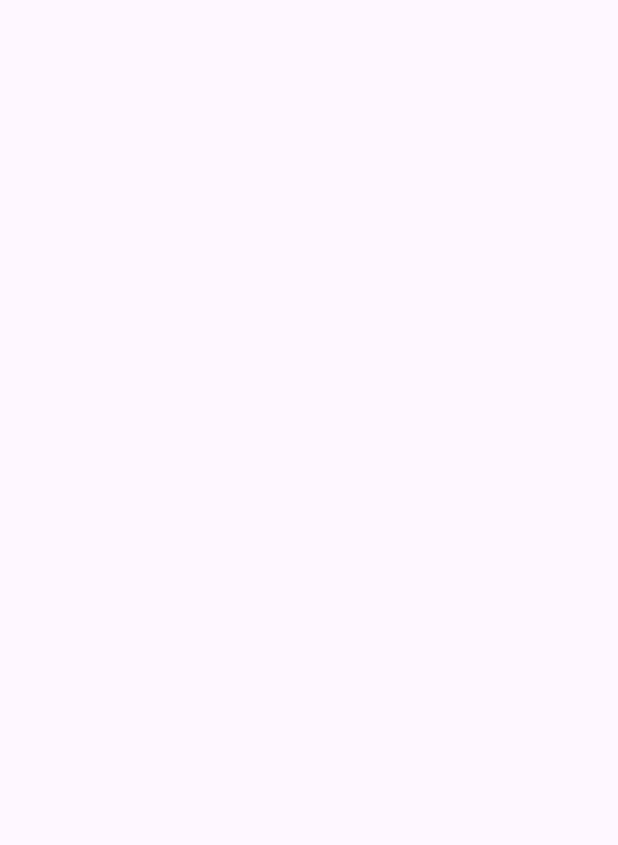
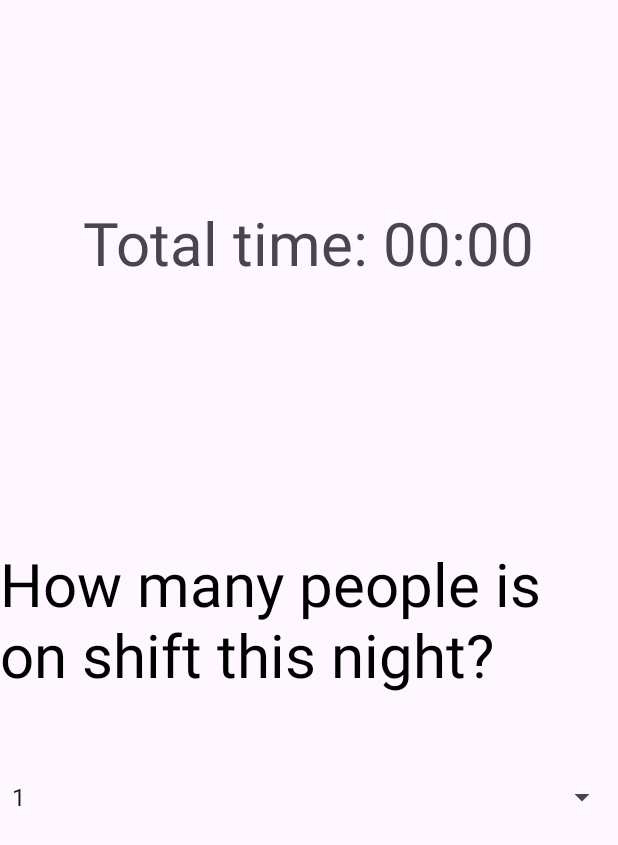
Before and after one commit to W3r7y/Night_Watch, an Android app: the ChoosePeopleActivity screen opened directly, with no data from a screen before it, on a phone screen of 412 x 824 dp. Before the commit the part shown is empty. Shown: the top 845 px of the screen. Run offline under Robolectric (Android 15) with nearby library versions, the phone set to English and light mode, and no system bars; 3 statements that could not run were skipped.

Commit message:
Adding second activity + logic progress

```diff
--- a/app/src/main/java/com/example/myapplication/ChoosePeopleActivity.java
+++ b/app/src/main/java/com/example/myapplication/ChoosePeopleActivity.java
@@ -4,7 +4,15 @@ import androidx.appcompat.app.AppCompatActivity;
 
 import android.content.Intent;
 import android.os.Bundle;
+import android.view.View;
+import android.widget.AdapterView;
+import android.widget.ArrayAdapter;
+import android.widget.Spinner;
 import android.widget.TextView;
+
+import java.text.ParseException;
+import java.text.SimpleDateFormat;
+import java.util.Date;
 
 public class ChoosePeopleActivity extends AppCompatActivity {
 
@@ -14,9 +22,77 @@ public class ChoosePeopleActivity extends AppCompatActivity {
         setContentView(R.layout.choose_people_activity);
 
         Intent intent = getIntent();
-        String message = intent.getStringExtra(MainActivity.MESSAGE_KEY);
+        String time1 = intent.getStringExtra(MainActivity.TIME1_KEY);
+        String time2 = intent.getStringExtra(MainActivity.TIME2_KEY);
 
-        TextView textView = (TextView) findViewById(R.id.choose_people_tv);
-        textView.setText(message);
+        TextView textView = (TextView) findViewById(R.id.time_difference_tv);
+        textView.setText("Total time: " + calculateDifferenceBetweenTime(time1, time2));
+
+        //TODO: custom style for spinner
+        Spinner spinner =(Spinner) findViewById(R.id.spinner);
+        Integer[] items = new Integer[]{1,2,3,4,5,6,7,8,9,10,11,12,13,14,15,16,17,18,19,20,21,22,23,24,25,26,27,28,29,100};
+        ArrayAdapter<Integer> adapter = new ArrayAdapter<Integer>(this,android.R.layout.simple_spinner_item, items);
+        spinner.setAdapter(adapter);
+
+        spinner.setOnItemSelectedListener(new AdapterView.OnItemSelectedListener() {
+            @Override
+            public void onItemSelected(AdapterView<?> parentView, View selectedItemView, int position, long id) {
+                // calculate time for each shift
+
+
+            }
+
+            @Override
+            public void onNothingSelected(AdapterView<?> parentView) {
+                // make a joke
+            }
+        });
     }
+
+
+    public String calculateDifferenceBetweenTime(String t1, String t2){
+        SimpleDateFormat format = new SimpleDateFormat("HH:mm");
+        try {
+            Date time1 = format.parse(t1);
+            Date time2 = format.parse(t2);
+
+            // Calculate the difference in milliseconds
+            long differenceMillis = time2.getTime() - time1.getTime();
+
+            // Handle differences across midnight
+            if (differenceMillis < 0) {
+                differenceMillis += 24 * 60 * 60 * 1000; // Add 24 hours
+            }
+
+            // Convert milliseconds to hours and minutes
+            long hours = differenceMillis / (60 * 60 * 1000);
+            long minutes = (differenceMillis / (60 * 1000)) % 60;
+
+            // Format the result as "HH:mm"
+            return String.format("%02d:%02d", hours, minutes);
+
+        } catch (ParseException e) {
+            e.printStackTrace();
+            return "Invalid time format";
+        }
+    }
+
+    public int calculateShiftTimeInMinnutes(String totalTime, int people){
+        SimpleDateFormat format = new SimpleDateFormat("HH:mm");
+        try{
+            Date time = format.parse(totalTime);
+            int minutes_per_shift = 0;
+
+            long minutes = time.getTime() / (60 * 1000);
+            minutes_per_shift = (int) minutes / people;
+
+            return minutes_per_shift;
+
+        } catch (ParseException e) {
+            e.printStackTrace();
+            return 0;
+        }
+
+    }
+
 }
--- a/app/src/main/res/layout/choose_people_activity.xml
+++ b/app/src/main/res/layout/choose_people_activity.xml
@@ -10,10 +10,38 @@
 
     <TextView
         android:id="@+id/choose_people_tv"
-        android:text="Second Activity!"
-        android:textSize="75sp"
         android:layout_width="wrap_content"
         android:layout_height="wrap_content"
+        android:text="How many people is on shift this night?"
         android:textColor="@color/black"
-    />
+        android:textSize="40sp"
+        app:layout_constraintBottom_toBottomOf="parent"
+        app:layout_constraintEnd_toEndOf="parent"
+        app:layout_constraintStart_toStartOf="parent"
+        app:layout_constraintTop_toBottomOf="@+id/time_difference_tv"
+        app:layout_constraintVertical_bias="0.325" />
+
+    <TextView
+        android:id="@+id/time_difference_tv"
+        android:layout_width="wrap_content"
+        android:layout_height="wrap_content"
+        android:textSize="40sp"
+        app:layout_constraintBottom_toBottomOf="parent"
+        app:layout_constraintEnd_toEndOf="parent"
+        app:layout_constraintStart_toStartOf="parent"
+        app:layout_constraintTop_toTopOf="parent"
+        app:layout_constraintVertical_bias="0.175" />
+
+    <Spinner
+        android:id="@+id/spinner"
+        android:layout_width="fill_parent"
+        android:layout_height="wrap_content"
+        android:gravity="center"
+        android:scrollbarSize="@dimen/big_font"
+        app:layout_constraintBottom_toBottomOf="parent"
+        app:layout_constraintEnd_toEndOf="parent"
+        app:layout_constraintHorizontal_bias="0.0"
+        app:layout_constraintStart_toStartOf="parent"
+        app:layout_constraintTop_toBottomOf="@+id/choose_people_tv"
+        app:layout_constraintVertical_bias="0.167" />
 </androidx.constraintlayout.widget.ConstraintLayout>
--- /dev/null
+++ b/app/src/main/res/values/dimentions.xml
@@ -0,0 +1,6 @@
+<?xml version="1.0" encoding="utf-8"?>
+<resources>
+    <!-- Font sizes in SP -->
+    <dimen name="small_font">14sp</dimen>
+    <dimen name="big_font">20sp</dimen>
+</resources>
```
Also changed, not shown: app/src/main/java/com/example/myapplication/MainActivity.java (+10 -4 lines).
